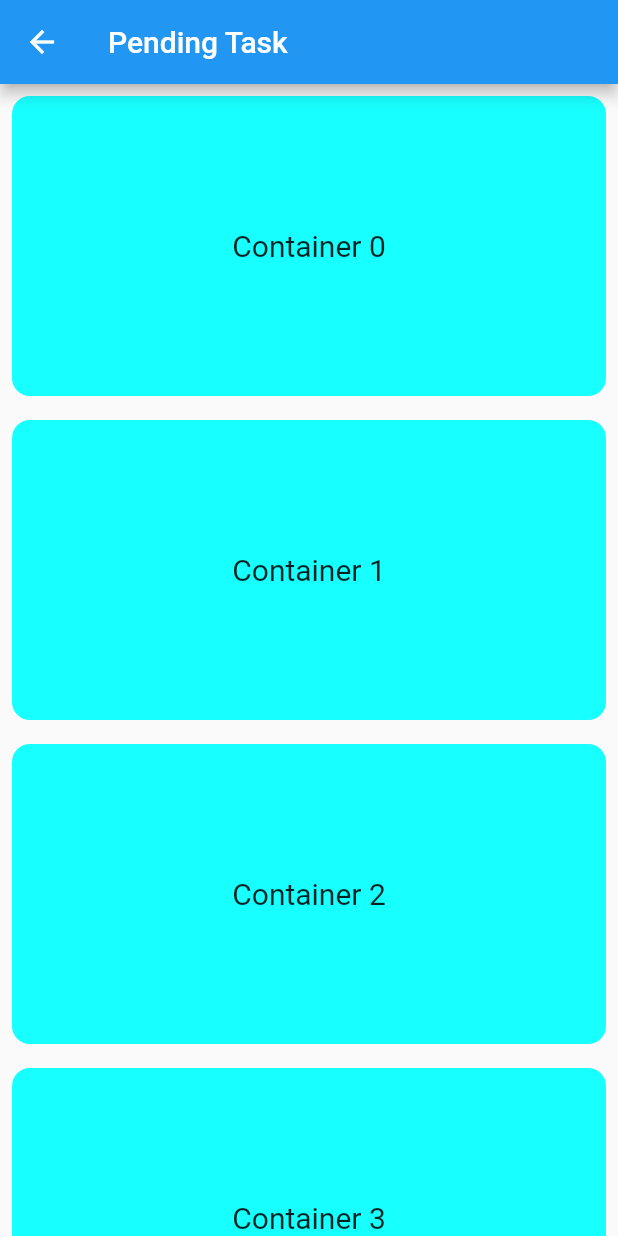
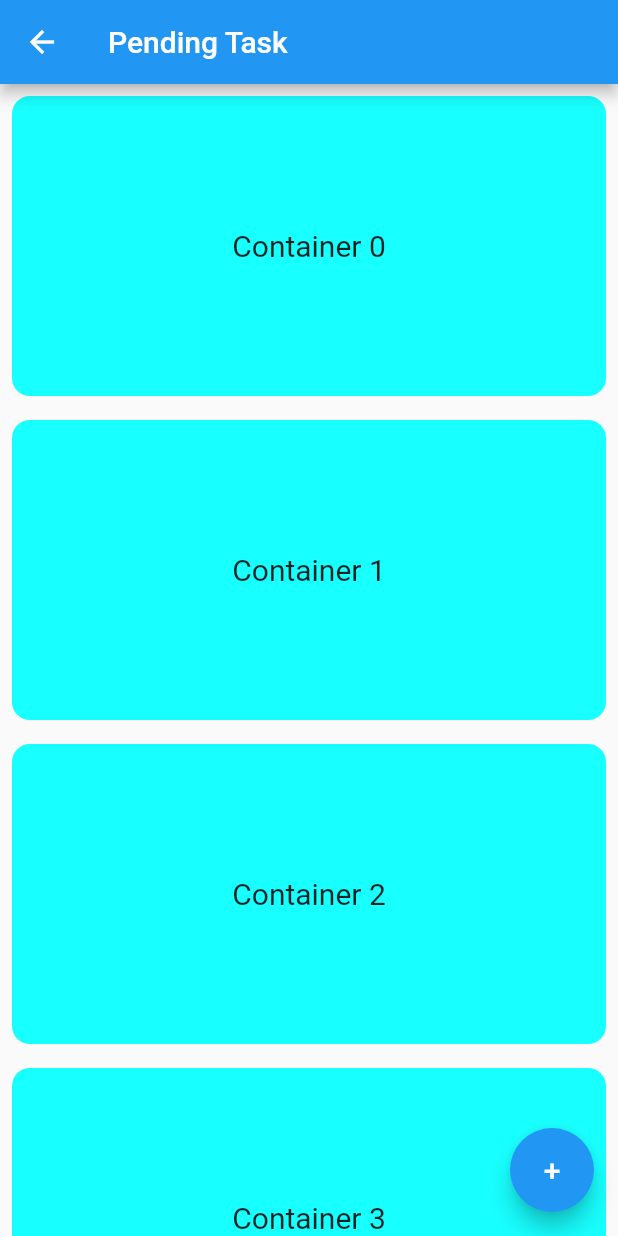
Before and after one commit to nazmulkhanliton/Task-Management-App-, a Flutter app: the PendingTaskPage screen opened directly, on a phone screen of 412 x 824 dp. Run offline on Flutter 3.47's test engine with Material 2 defaults, Android fonts, the phone set to English and light mode, and no system bars.

Commit message:
first commit 3.0

```diff
--- a/lib/pending_task_page.dart
+++ b/lib/pending_task_page.dart
@@ -1,3 +1,4 @@
+import 'package:first_project/post_task.dart';
 import 'package:flutter/material.dart';
 
 class PendingTaskPage extends StatefulWidget {
@@ -34,7 +35,22 @@ class _PendingTaskPage extends State<PendingTaskPage>{
             ),
           ),
         );
-      })
+      }),
+      floatingActionButton: FloatingActionButton(
+        onPressed: (){
+          Navigator.push(
+              context,
+              MaterialPageRoute(builder: (context) => const PostTaskPage())
+          );
+        },
+        backgroundColor: Colors.blue,
+        child: const Text(
+            '+',
+          style: TextStyle(
+            fontSize: 20,
+          ),
+        ),
+      ),
     );
   }
 }
```
